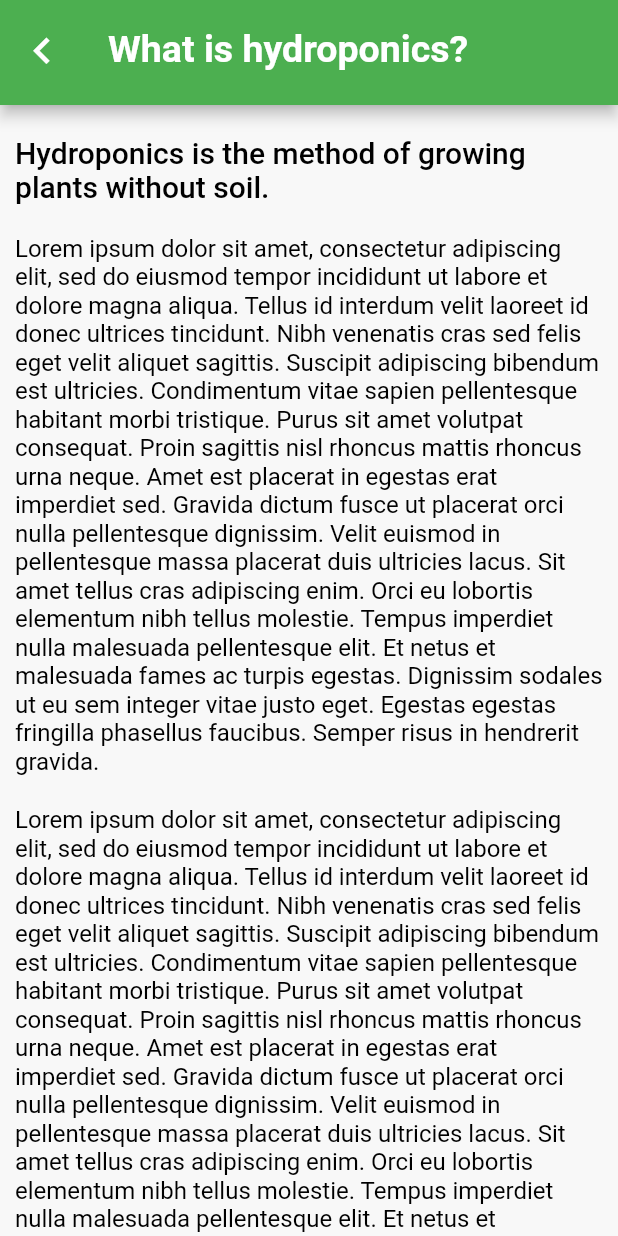
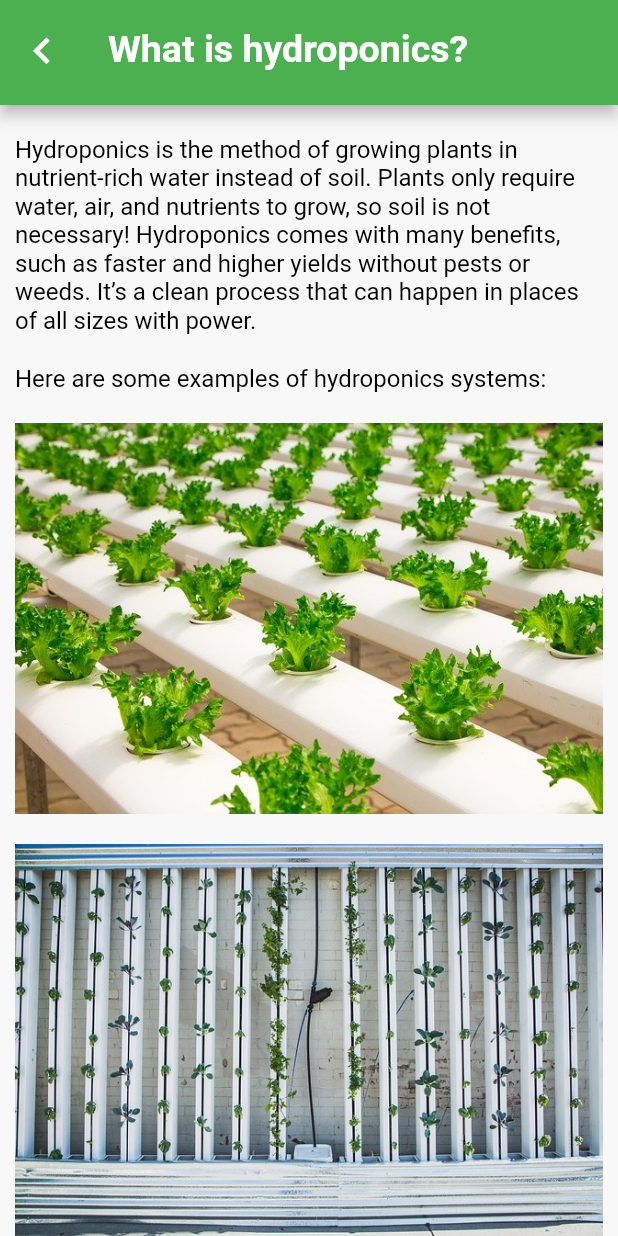
Before and after one commit to Senior-Design-ZotPonics/ZotPonicsMobileAppv3, a Flutter app: the HydroponicsOverview screen opened directly with empty values, on a phone screen of 412 x 824 dp. Run offline on Flutter 3.47's test engine with Material 2 defaults, Android fonts, the phone set to English and light mode, and no system bars; our stand-ins replace font_awesome_flutter, platform; missing offline and left inert: flutter_local_notifications_platform_interface; project files that could hold a hidden picture were left out.

Commit message:
Updated hydroponicsOverview
Filled in overview information

```diff
--- a/lib/hydroponicsOverview.dart
+++ b/lib/hydroponicsOverview.dart
@@ -60,45 +60,45 @@ class _HydroponicsOverview extends State<HydroponicsOverview> {
                   SizedBox(height: 10),
                   Container(
                     margin: const EdgeInsets.all(10.0),
-                    child: TextWidget("Hydroponics is the method of growing plants without soil.", this._font, Colors.black, FontWeight.w500, 20.0),
+                    child: TextWidget("Hydroponics is the method of growing plants in nutrient-rich water instead of soil. "
+                        "Plants only require water, air, and nutrients to grow, so soil is not necessary! Hydroponics comes "
+                        "with many benefits, such as faster and higher yields without pests or weeds. It’s a clean process "
+                        "that can happen in places of all sizes with power.", this._font, Colors.black, FontWeight.w400, 16.0)
                   ),
                   Container(
                       margin: const EdgeInsets.all(10.0),
-                      child: TextWidget("Lorem ipsum dolor sit amet, consectetur adipiscing elit, sed do eiusmod tempor "
-                          "incididunt ut labore et dolore magna aliqua. Tellus id interdum "
-                          "velit laoreet id donec ultrices tincidunt. Nibh venenatis cras sed felis eget "
-                          "velit aliquet sagittis. Suscipit adipiscing bibendum est ultricies. "
-                          "Condimentum vitae sapien pellentesque habitant morbi tristique. Purus sit amet "
-                          "volutpat consequat. Proin sagittis nisl rhoncus mattis rhoncus urna "
-                          "neque. Amet est placerat in egestas erat imperdiet sed. Gravida dictum fusce "
-                          "ut placerat orci nulla pellentesque dignissim. Velit euismod in "
-                          "pellentesque massa placerat duis ultricies lacus. Sit amet tellus cras adipiscing "
-                          "enim. Orci eu lobortis elementum nibh tellus molestie. Tempus "
-                          "imperdiet nulla malesuada pellentesque elit. Et netus et malesuada fames ac "
-                          "turpis egestas. Dignissim sodales ut eu sem integer vitae justo eget. "
-                          "Egestas egestas fringilla phasellus faucibus. Semper risus in hendrerit gravida.",
+                      child: TextWidget("Here are some examples of hydroponics systems:",
                           this._font, Colors.black, FontWeight.w400, 16.0)
                   ),
                   Container(
                       margin: const EdgeInsets.all(10.0),
-                      child: TextWidget("Lorem ipsum dolor sit amet, consectetur adipiscing elit, sed do eiusmod tempor "
-                          "incididunt ut labore et dolore magna aliqua. Tellus id interdum "
-                          "velit laoreet id donec ultrices tincidunt. Nibh venenatis cras sed felis eget "
-                          "velit aliquet sagittis. Suscipit adipiscing bibendum est ultricies. "
-                          "Condimentum vitae sapien pellentesque habitant morbi tristique. Purus sit amet "
-                          "volutpat consequat. Proin sagittis nisl rhoncus mattis rhoncus urna "
-                          "neque. Amet est placerat in egestas erat imperdiet sed. Gravida dictum fusce "
-                          "ut placerat orci nulla pellentesque dignissim. Velit euismod in "
-                          "pellentesque massa placerat duis ultricies lacus. Sit amet tellus cras adipiscing "
-                          "enim. Orci eu lobortis elementum nibh tellus molestie. Tempus "
-                          "imperdiet nulla malesuada pellentesque elit. Et netus et malesuada fames ac "
-                          "turpis egestas. Dignissim sodales ut eu sem integer vitae justo eget. "
-                          "Egestas egestas fringilla phasellus faucibus. Semper risus in hendrerit gravida.",
-                          this._font, Colors.black, FontWeight.w400, 16.0)
+                      child: Image(
+                          image: AssetImage('assets/images/horizontal-hp.jpg')
+                      )
+                  ),
+                  Container(
+                      margin: const EdgeInsets.all(10.0),
+                      child: Image(
+                          image: AssetImage('assets/images/vertical-hp.jpg')
+                      )
+                  ),
+                  Container(
+                      margin: const EdgeInsets.all(10.0),
+                      child: Image(
+                          image: AssetImage('assets/images/diagonal-hp.jpg')
+                      )
+                  ),
+                  Container(
+                    margin: const EdgeInsets.all(10.0),
+                    child: TextWidget("To grow plants hydroponically, the plants are set up in a structure that allows for "
+                        "them to be held in place with their roots exposed. The structures can be in all kinds of shapes and "
+                        "sizes, as long as the nutrient water can be delivered to the plants. With a well-maintained growth "
+                        "environment, the plants can be fully grown to completion. Once the plants have been harvested, the "
+                        "process can be started all over again!", this._font, Colors.black, FontWeight.w400, 16.0)
                   )
-                ]
+            ]
             )
         )
-    );
+        );
   }
 }
```
Also changed, not shown: pubspec.yaml (+4 -3 lines), assets/images/diagonal-hp.jpg (added), assets/images/horizontal-hp.jpg (added), assets/images/vertical-hp.jpg (added).
